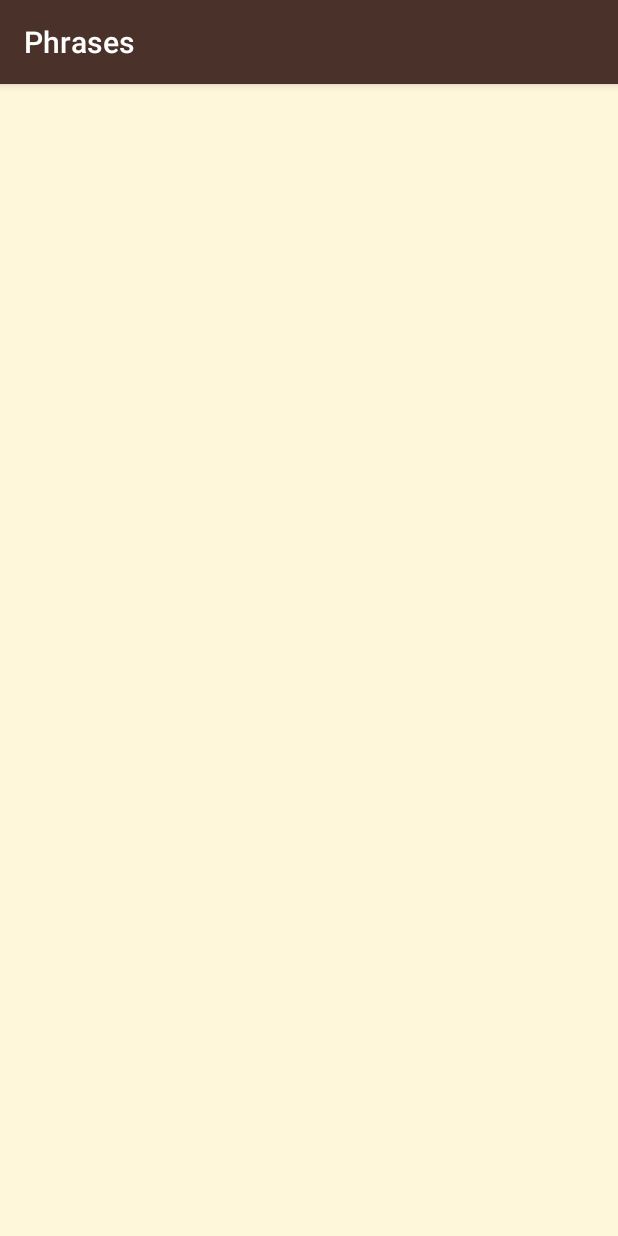
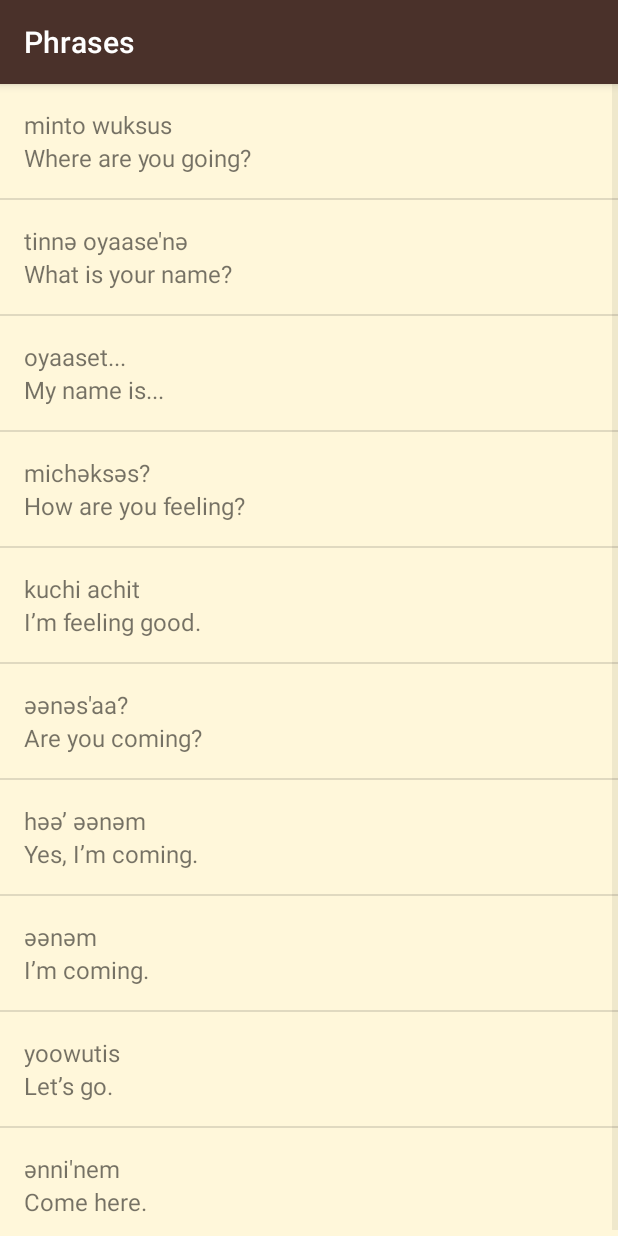
Before and after one commit to SakshamKhanuja/u_iii_miwok, an Android app: the PhrasesActivity screen opened directly, with no data from a screen before it, on a phone screen of 412 x 824 dp. Run offline under Robolectric (Android 15) with nearby library versions, the phone set to English and light mode, and no system bars.

Commit message:
Part Two

```diff
--- a/app/src/main/java/com/basic/miwok/PhrasesActivity.java
+++ b/app/src/main/java/com/basic/miwok/PhrasesActivity.java
@@ -2,13 +2,26 @@ package com.basic.miwok;
 
 import androidx.appcompat.app.AppCompatActivity;
 
+import android.content.Context;
 import android.os.Bundle;
+import android.view.LayoutInflater;
+
+import com.basic.miwok.databinding.WordListBinding;
 
 public class PhrasesActivity extends AppCompatActivity {
+
+    // Performs View Binding.
+    private WordListBinding mBinding;
 
     @Override
     protected void onCreate(Bundle savedInstanceState) {
         super.onCreate(savedInstanceState);
-        setContentView(R.layout.activity_phrases);
+        mBinding = WordListBinding.inflate(
+                (LayoutInflater) getSystemService(Context.LAYOUT_INFLATER_SERVICE));
+        setContentView(mBinding.getRoot());
+
+        // Initializing a Custom ArrayAdapter - WordAdapter to send Views to ListView.
+        WordAdapter wordAdapter = new WordAdapter(this, WordData.getLanguageCategory(4));
+        mBinding.listWords.setAdapter(wordAdapter);
     }
 }
--- /dev/null
+++ b/app/src/main/java/com/basic/miwok/Word.java
@@ -0,0 +1,31 @@
+package com.basic.miwok;
+
+/**
+ * Template contains words in default language and their Miwok translation.
+ */
+public class Word {
+    // Default translation of a word.
+    private final String mDefaultTranslation;
+
+    // Miwok translation of a word.
+    private final String mMiwokTranslation;
+
+    public Word(String mDefaultTranslation, String mMiwokTranslation) {
+        this.mDefaultTranslation = mDefaultTranslation;
+        this.mMiwokTranslation = mMiwokTranslation;
+    }
+
+    /**
+     * @return The default translation of the word.
+     */
+    public String getDefaultTranslation() {
+        return mDefaultTranslation;
+    }
+
+    /**
+     * @return The Miwok translation of the word.
+     */
+    public String getMiwokTranslation() {
+        return mMiwokTranslation;
+    }
+}
--- /dev/null
+++ b/app/src/main/java/com/basic/miwok/WordAdapter.java
@@ -0,0 +1,60 @@
+package com.basic.miwok;
+
+import android.content.Context;
+import android.view.LayoutInflater;
+import android.view.View;
+import android.view.ViewGroup;
+import android.widget.ArrayAdapter;
+import android.widget.TextView;
+
+import androidx.annotation.NonNull;
+import androidx.annotation.Nullable;
+
+import java.util.ArrayList;
+
+/**
+ * Provides Views which are inflated from {@link R.layout#layout_item_word} to ListViews each
+ * word category Activity.
+ */
+public class WordAdapter extends ArrayAdapter<Word> {
+
+    /**
+     * Initializes a custom ArrayAdapter that shows a list of Word. Each View is inflated from
+     * {@link R.layout#layout_item_word}.
+     *
+     * @param context is the current Context.
+     * @param words   is the list of Word to display.
+     */
+    public WordAdapter(Context context, ArrayList<Word> words) {
+        super(context, 0, words);
+    }
+
+    @NonNull
+    @Override
+    public View getView(int position, @Nullable View convertView, @NonNull ViewGroup parent) {
+        // Getting the recycled View.
+        View itemView = convertView;
+
+        // Checks if inflating the View is required.
+        if (itemView == null) {
+            LayoutInflater layoutInflater = (LayoutInflater) getContext().getSystemService(
+                    Context.LAYOUT_INFLATER_SERVICE);
+            itemView = layoutInflater.inflate(R.layout.layout_item_word, parent, false);
+        }
+
+        // Getting the Word based on "position".
+        Word currentlyViewedWord = getItem(position);
+
+        // Setting values to "itemView" from "currentlyViewedWord".
+        if (currentlyViewedWord != null) {
+            // Set Miwok Translation.
+            TextView miwokTextView = itemView.findViewById(R.id.text_view_item_miwok);
+            miwokTextView.setText(currentlyViewedWord.getMiwokTranslation());
+
+            // Set Default Translation.
+            TextView defaultTextView = itemView.findViewById(R.id.text_view_item_default);
+            defaultTextView.setText(currentlyViewedWord.getDefaultTranslation());
+        }
+        return itemView;
+    }
+}
--- /dev/null
+++ b/app/src/main/java/com/basic/miwok/WordData.java
@@ -0,0 +1,94 @@
+package com.basic.miwok;
+
+import java.util.ArrayList;
+
+/**
+ * Stores app data for all categories.
+ */
+public final class WordData {
+
+    private WordData() {
+    }
+
+    /**
+     * Provides all data based about app based on language category.
+     *
+     * @param category is the type of word list.
+     *                 1 - Numbers
+     *                 2 - Family Member
+     *                 3 - Colors
+     *                 4 - Phrases
+     * @return an ArrayList containing {@link Word} of specific category. Returns null for invalid
+     * category.
+     */
+    public static ArrayList<Word> getLanguageCategory(int category) {
+        switch (category) {
+            case 1:
+                // Returning the list of Words from "Numbers" category.
+                ArrayList<Word> numbers = new ArrayList<>();
+                numbers.add(new Word("one", "lutti"));
+                numbers.add(new Word("two", "otiiko"));
+                numbers.add(new Word("three", "tolookosu"));
+                numbers.add(new Word("four", "oyyisa"));
+                numbers.add(new Word("five", "massokka"));
+                numbers.add(new Word("six", "temmokka"));
+                numbers.add(new Word("seven", "kenekaku"));
+                numbers.add(new Word("eight", "kawinta"));
+                numbers.add(new Word("nine", "wo’e"));
+                numbers.add(new Word("ten", "na’aacha"));
+                return numbers;
+
+            case 2:
+                // Returning the list of Words from "Family Members" category.
+                ArrayList<Word> family = new ArrayList<>();
+                family.add(new Word("father", "әpә"));
+                family.add(new Word("mother", "әṭa"));
+                family.add(new Word("son", "angsi"));
+                family.add(new Word("daughter", "tune"));
+                family.add(new Word("older brother", "taachi"));
+                family.add(new Word("younger brother", "chalitti"));
+                family.add(new Word("older sister", "teṭe"));
+                family.add(new Word("younger sister", "kolliti"));
+                family.add(new Word("grandmother ", "ama"));
+                family.add(new Word("grandfather", "paapa"));
+                return family;
+
+            case 3:
+                // Returning the list of Words from "Colors" category.
+                ArrayList<Word> colors = new ArrayList<>();
+                colors.add(new Word("red", "weṭeṭṭi"));
+                colors.add(new Word("mustard yellow", "chiwiiṭә"));
+                colors.add(new Word("dusty yellow", "ṭopiisә"));
+                colors.add(new Word("green", "chokokki"));
+                colors.add(new Word("brown", "ṭakaakki"));
+                colors.add(new Word("gray", "ṭopoppi"));
+                colors.add(new Word("black", "kululli"));
+                colors.add(new Word("white", "kelelli"));
+                return colors;
+
+            case 4:
+                // Returning the list of Words from "Phrases" category.
+                ArrayList<Word> phrases = new ArrayList<>();
+                phrases.add(new Word("Where are you going?",
+                        "minto wuksus"));
+                phrases.add(new Word("What is your name?",
+                        "tinnә oyaase'nә"));
+                phrases.add(new Word("My name is...", "oyaaset..."));
+                phrases.add(new Word("How are you feeling?",
+                        "michәksәs?"));
+                phrases.add(new Word("I’m feeling good.",
+                        "kuchi achit"));
+                phrases.add(new Word("Are you coming?",
+                        "әәnәs'aa?"));
+                phrases.add(new Word("Yes, I’m coming.",
+                        "hәә’ әәnәm"));
+                phrases.add(new Word("I’m coming.", "әәnәm"));
+                phrases.add(new Word("Let’s go.", "yoowutis"));
+                phrases.add(new Word("Come here.", "әnni'nem"));
+                return phrases;
+
+            default:
+                return null;
+        }
+    }
+}
--- a/app/src/main/res/layout/activity_phrases.xml
+++ /dev/null
@@ -1,9 +0,0 @@
-<?xml version="1.0" encoding="utf-8"?>
-<androidx.constraintlayout.widget.ConstraintLayout xmlns:android="http://schemas.android.com/apk/res/android"
-    xmlns:app="http://schemas.android.com/apk/res-auto"
-    xmlns:tools="http://schemas.android.com/tools"
-    android:layout_width="match_parent"
-    android:layout_height="match_parent"
-    tools:context=".PhrasesActivity">
-
-</androidx.constraintlayout.widget.ConstraintLayout>
--- /dev/null
+++ b/app/src/main/res/layout/layout_item_word.xml
@@ -0,0 +1,21 @@
+<?xml version="1.0" encoding="utf-8"?>
+<LinearLayout xmlns:android="http://schemas.android.com/apk/res/android"
+    xmlns:tools="http://schemas.android.com/tools"
+    android:layout_width="match_parent"
+    android:layout_height="wrap_content"
+    android:orientation="vertical"
+    android:padding="16dp">
+
+    <TextView
+        android:id="@+id/text_view_item_miwok"
+        android:layout_width="wrap_content"
+        android:layout_height="wrap_content"
+        tools:text="lutti" />
+
+    <TextView
+        android:id="@+id/text_view_item_default"
+        android:layout_width="wrap_content"
+        android:layout_height="wrap_content"
+        tools:text="one" />
+
+</LinearLayout>
--- /dev/null
+++ b/app/src/main/res/layout/word_list.xml
@@ -0,0 +1,7 @@
+<?xml version="1.0" encoding="utf-8"?>
+<ListView xmlns:android="http://schemas.android.com/apk/res/android"
+    xmlns:tools="http://schemas.android.com/tools"
+    android:id="@+id/list_words"
+    android:layout_width="match_parent"
+    android:layout_height="match_parent"
+    tools:context=".NumbersActivity" />
--- a/app/src/main/res/values/styles.xml
+++ b/app/src/main/res/values/styles.xml
@@ -6,7 +6,7 @@
         <item name="colorPrimary">@color/primary_color</item>
         <item name="colorPrimaryDark">@color/primary_dark_color</item>
         <item name="android:colorBackground">@color/tan_background</item>
-        <item name="android:textColor">@android:color/white</item>
+        <item name="android:textSize">16sp</item>
     </style>
 
     <!-- Style for a category of vocabulary words -->
@@ -15,6 +15,7 @@
         <item name="android:layout_height">@dimen/list_item_height</item>
         <item name="android:gravity">center_vertical</item>
         <item name="android:padding">16dp</item>
+        <item name="android:textColor">@android:color/white</item>
         <item name="android:textStyle">bold</item>
         <item name="android:textAppearance">?android:textAppearanceMedium</item>
     </style>
```
Also changed, not shown: app/src/main/java/com/basic/miwok/ColorsActivity.java (+14 -1 lines), app/src/main/java/com/basic/miwok/FamilyActivity.java (+14 -1 lines), app/src/main/java/com/basic/miwok/NumbersActivity.java (+14 -1 lines), app/src/main/res/layout/activity_colors.xml (deleted, +0 -9 lines), app/src/main/res/layout/activity_family.xml (deleted, +0 -9 lines), app/src/main/res/layout/activity_numbers.xml (deleted, +0 -9 lines).
